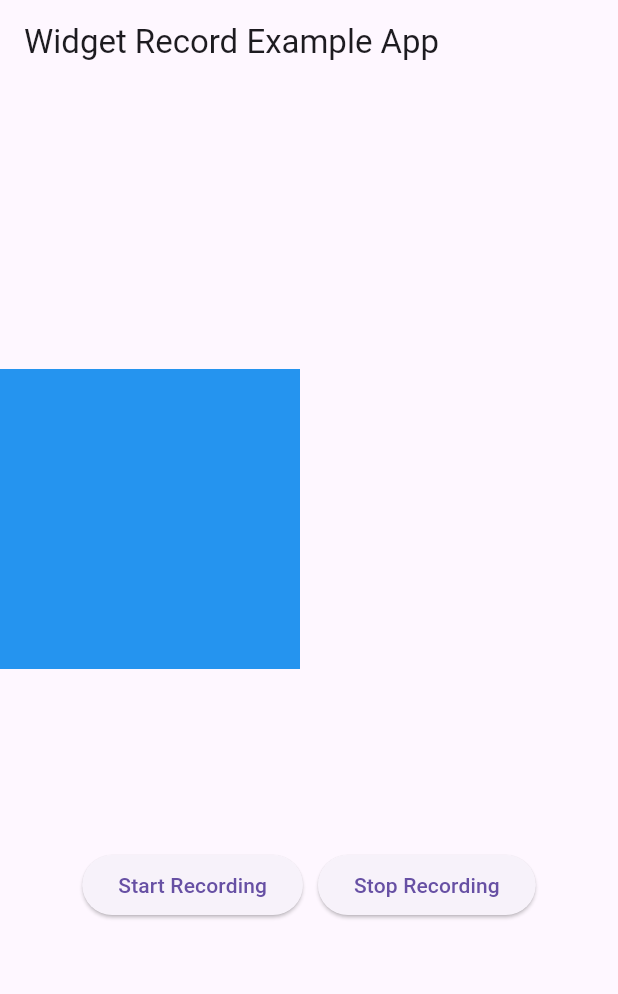
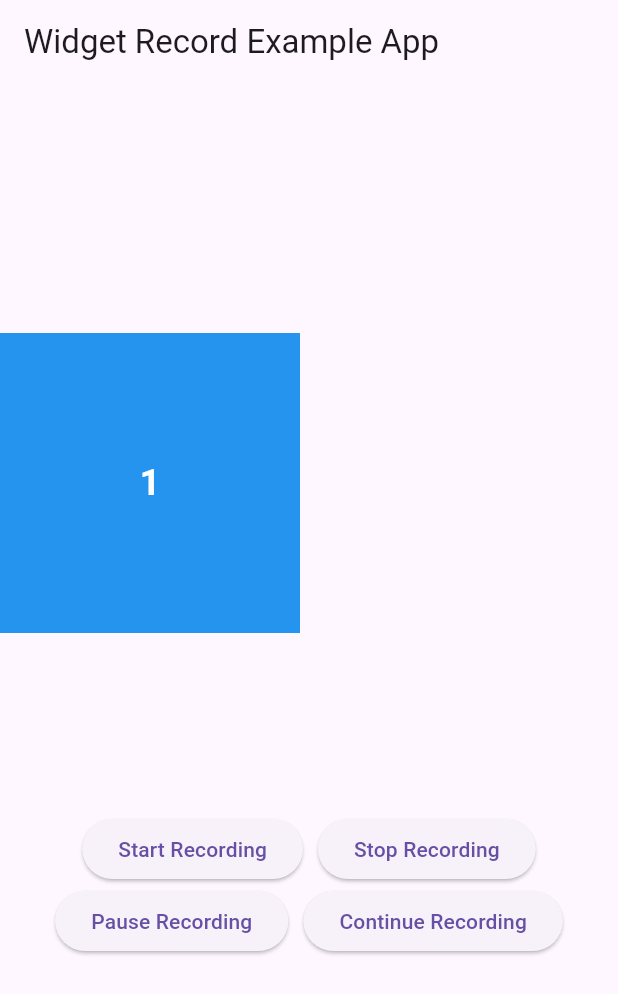
Before and after one commit to muhammadsaddamnur/widget_record_video, a Flutter app: the screen it shows after launch, after a tap on "Start Recording", on a phone screen of 412 x 824 dp. Shown: the top 994 px of the screen. Run offline on Flutter 3.47's test engine with Material 3 defaults, Android fonts, the phone set to English and light mode, and no system bars; our stand-ins replace video_player; missing offline and left inert: ffmpeg_kit_flutter_video, flutter_quick_video_encoder_fork.

Commit message:
refactor, add pause and continue func, add outputPath

```diff
--- a/example/lib/main.dart
+++ b/example/lib/main.dart
@@ -1,6 +1,6 @@
 import 'dart:io';
-
 import 'package:flutter/material.dart';
+import 'package:path_provider/path_provider.dart';
 import 'dart:async';
 import 'package:widget_record_video/widget_record_video.dart';
 import 'package:video_player/video_player.dart';
@@ -20,14 +20,18 @@ class _MyAppState extends State<MyApp> with SingleTickerProviderStateMixin {
   final RecordingController recordingController = RecordingController();
   late AnimationController _animationController;
   late Animation<Color?> _colorAnimation;
-  late Timer _colorChangeTimer;
+  Timer? _colorChangeTimer;
+  Timer? _timer; // Timer for the countdown
   VideoPlayerController? _videoController;
   String? _videoPath;
+  int elapsedTime = 0; // Time counter variable
+
+  String? outputPath;
 
   @override
   void initState() {
     super.initState();
-
+    _getOutPutPath();
     // Start color change timer for the animated container
     _animationController = AnimationController(
       vsync: this,
@@ -44,17 +48,43 @@ class _MyAppState extends State<MyApp> with SingleTickerProviderStateMixin {
 
   @override
   void dispose() {
-    _colorChangeTimer.cancel();
+    _colorChangeTimer?.cancel();
+    _timer?.cancel(); // Cancel the countdown timer
     _videoController?.dispose();
     super.dispose();
   }
 
+  Future<void> _getOutPutPath() async {
+    Directory? appDir = await getDownloadsDirectory();
+
+    outputPath = '${appDir?.path}/result.mp4';
+  }
+
   void _startRecording() {
+    setState(() {
+      elapsedTime = 0; // Reset the time counter
+    });
     recordingController.start?.call();
+
+    // Start the countdown timer
+    _timer = Timer.periodic(const Duration(seconds: 1), (Timer t) {
+      setState(() {
+        elapsedTime++;
+      });
+    });
   }
 
   Future<void> _stopRecording() async {
     recordingController.stop?.call();
+    _timer?.cancel(); // Stop the countdown timer
+  }
+
+  void _pauseRecording() async {
+    recordingController.pauseRecord?.call();
+  }
+
+  void _continueRecording() {
+    recordingController.continueRecord?.call();
   }
 
   Future<void> _onRecordingComplete(String path) async {
@@ -86,6 +116,7 @@ class _MyAppState extends State<MyApp> with SingleTickerProviderStateMixin {
                   child: RecordingWidget(
                     controller: recordingController,
                     onComplete: _onRecordingComplete,
+                    outputPath: "",
                     child: AnimatedBuilder(
                       animation: _colorAnimation,
                       builder: (context, child) {
@@ -93,6 +124,16 @@ class _MyAppState extends State<MyApp> with SingleTickerProviderStateMixin {
                           width: 200,
                           height: 200,
                           color: _colorAnimation.value,
+                          child: Center(
+                            child: Text(
+                              '$elapsedTime', // Display elapsed seconds
+                              style: const TextStyle(
+                                fontSize: 24,
+                                color: Colors.white,
+                                fontWeight: FontWeight.bold,
+                              ),
+                            ),
+                          ),
                         );
                       },
                     ),
@@ -110,6 +151,20 @@ class _MyAppState extends State<MyApp> with SingleTickerProviderStateMixin {
                     ElevatedButton(
                       onPressed: _stopRecording,
                       child: const Text('Stop Recording'),
+                    ),
+                  ],
+                ),
+                Row(
+                  mainAxisAlignment: MainAxisAlignment.center,
+                  children: [
+                    ElevatedButton(
+                      onPressed: _pauseRecording,
+                      child: const Text('Pause Recording'),
+                    ),
+                    const SizedBox(width: 10),
+                    ElevatedButton(
+                      onPressed: _continueRecording,
+                      child: const Text('Continue Recording'),
                     ),
                   ],
                 ),
--- a/example/pubspec.yaml
+++ b/example/pubspec.yaml
@@ -29,6 +29,7 @@ dependencies:
   # Use with the CupertinoIcons class for iOS style icons.
   cupertino_icons: ^1.0.6
   video_player: ^2.9.2
+  path_provider: ^2.1.4
 
 dev_dependencies:
   integration_test:
--- a/lib/recording_widget.dart
+++ b/lib/src/recording_widget.dart
@@ -3,14 +3,12 @@ import 'dart:io';
 import 'dart:typed_data';
 import 'dart:ui' as ui;
 
-import 'package:ffmpeg_kit_flutter_video/ffmpeg_kit.dart';
-import 'package:ffmpeg_kit_flutter_video/ffprobe_kit.dart';
-import 'package:ffmpeg_kit_flutter_video/return_code.dart';
 import 'package:flutter/material.dart';
 import 'package:path_provider/path_provider.dart';
 import 'package:flutter/rendering.dart';
 import 'package:flutter_quick_video_encoder_fork/flutter_quick_video_encoder.dart';
-import 'package:widget_record_video/recording_controller.dart';
+import 'package:widget_record_video/src/recording_controller.dart';
+import 'package:widget_record_video/src/utils.dart';
 
 class RecordingWidget extends StatefulWidget {
   const RecordingWidget({
@@ -19,6 +17,7 @@ class RecordingWidget extends StatefulWidget {
     required this.controller,
     this.limitTime = 120,
     required this.onComplete,
+    this.outputPath,
   });
 
   /// This is the widget you want to record the screen
@@ -34,20 +33,23 @@ class RecordingWidget extends StatefulWidget {
   /// [onComplete] is the next action after creating a video, it returns the video path
   final Function(String) onComplete;
 
+  /// [outputPath] output address of the video, make sure you have write permission to this location otherwise leave it null, it will automatically be saved to app cache
+  final String? outputPath;
+
   @override
   State<RecordingWidget> createState() => _RecordingWidgetState();
 }
 
 class _RecordingWidgetState extends State<RecordingWidget> {
-  double originalDuration = 0.0;
+  static const int fps = 30;
+
   @override
   void initState() {
     super.initState();
-    WidgetsBinding.instance.addPostFrameCallback((_) {
-      {}
-    });
     widget.controller.start = startRecording;
     widget.controller.stop = stopRecording;
+    widget.controller.pauseRecord = pauseRecording;
+    widget.controller.continueRecord = continueRecording;
   }
 
   Directory? tempDir;
@@ -66,17 +68,27 @@ class _RecordingWidgetState extends State<RecordingWidget> {
   Timer? timer;
   int width = 0;
   int height = 0;
-  static const int fps = 30;
+
+  bool isPauseRecord = false;
 
   BuildContext? _context;
+
+  int elapsedTime = 0;
 
   void startRecording() {
     setState(() {
       isRecording = true;
+      elapsedTime = 0;
     });
     startExportVideo();
-    timer = Timer(Duration(seconds: widget.limitTime), () {
+    timer = Timer.periodic(const Duration(seconds: 1), (Timer t) {
+      if (elapsedTime >= widget.limitTime) {
         stopRecording();
+      } else if (!isPauseRecord) {
+        setState(() {
+          elapsedTime++;
+        });
+      }
     });
   }
 
@@ -87,12 +99,20 @@ class _RecordingWidgetState extends State<RecordingWidget> {
     });
   }
 
+  void pauseRecording() {
+    isPauseRecord = true;
+  }
+
+  void continueRecording() {
+    isPauseRecord = false;
+  }
+
   Future<void> startExportVideo() async {
+    Directory? appDir = await getApplicationCacheDirectory();
+
     try {
       int startTime = DateTime.now().millisecondsSinceEpoch;
       await getImageSize();
-
-      Directory? appDir = await getDownloadsDirectory();
 
       await FlutterQuickVideoEncoder.setup(
         width: (width ~/ 2) * 2,
@@ -103,17 +123,17 @@ class _RecordingWidgetState extends State<RecordingWidget> {
         audioBitrate: 0,
         audioChannels: 0,
         sampleRate: 0,
-        filepath: '${appDir!.path}/exportVideoOnly.mp4',
+        filepath: '${appDir.path}/exportVideoOnly.mp4',
       );
 
       Completer<void> readyForMore = Completer<void>();
       readyForMore.complete();
 
-      int totalFrames = widget.limitTime * 1000 * 2;
-      for (int i = 0; i < totalFrames; i++) {
+      while (isRecording) {
         Uint8List? videoFrame;
         Uint8List? audioFrame;
-        debugPrint("video time: ${(i / 30).round()}");
+
+        if (!isPauseRecord) {
           videoFrame = await captureWidgetAsRGBA();
 
           await readyForMore.future;
@@ -126,8 +146,8 @@ class _RecordingWidgetState extends State<RecordingWidget> {
           } catch (e) {
             debugPrint(e.toString());
           }
-        if (isRecording == false) {
-          break;
+        } else {
+          await Future.delayed(const Duration(milliseconds: 20));
         }
       }
 
@@ -137,8 +157,12 @@ class _RecordingWidgetState extends State<RecordingWidget> {
       int endTime = DateTime.now().millisecondsSinceEpoch;
       int videoTime = ((endTime - startTime) / 1000).round() - 1;
       debugPrint("video time: $videoTime");
-      var resultPath =
-          await _adjustVideoSpeed(FlutterQuickVideoEncoder.filepath, videoTime);
+
+      var resultPath = await Ultis.adjustVideoSpeed(
+        FlutterQuickVideoEncoder.filepath,
+        videoTime,
+        widget.outputPath,
+      );
       widget.onComplete(resultPath);
 
       FlutterQuickVideoEncoder.dispose();
@@ -175,45 +199,6 @@ class _RecordingWidgetState extends State<RecordingWidget> {
     }
   }
 
-  Future<void> _getVideoDuration(String filepath) async {
-    final data = await FFprobeKit.getMediaInformation(filepath);
-    final media = data.getMediaInformation();
-    final secondsStr = media?.getDuration();
-    originalDuration = double.parse(secondsStr ?? "0");
-  }
-
-  Future<double> _calculateSpeedRatio(
-      String filepath, int targetDuration) async {
-    await _getVideoDuration(filepath);
-    if (originalDuration == 0.0) {
-      return 1.0;
-    }
-    return targetDuration/ originalDuration ;
-  }
-
-  // Điều chỉnh tốc độ video
-  Future<String> _adjustVideoSpeed(String filepath, int targetDuration) async {
-    final speedRatio = await _calculateSpeedRatio(filepath, targetDuration);
-    Directory? appDir = await getDownloadsDirectory();
-
-    // Sử dụng FFmpeg để thay đổi tốc độ video
-    String outputPath = '${appDir!.path}/result.mp4';
-
-    final command =
-        '-y -i $filepath -filter:v "setpts=$speedRatio*PTS" $outputPath';
-
-    final result = await FFmpegKit.execute(command);
-    final returnCode = await result.getReturnCode();
-
-    // var message = await result.getAllLogs();
-
-    if (ReturnCode.isSuccess(returnCode)) {
-      return outputPath;
-    } else {
-      return "";
-    }
-  }
-
   void showSnackBar(String message) {
     debugPrint(message);
     final snackBar = SnackBar(content: Text(message));
--- a/lib/widget_record_video.dart
+++ b/lib/widget_record_video.dart
@@ -1,6 +1,4 @@
-
-
 library widget_record_video;
 
-export 'recording_controller.dart';
-export 'recording_widget.dart';
+export 'src/recording_controller.dart';
+export 'src/recording_widget.dart';
--- a/pubspec.yaml
+++ b/pubspec.yaml
@@ -1,6 +1,6 @@
 name: widget_record_video
 description: "A Plugin to record video widget in android and ios"
-version: 0.0.1
+version: 0.0.2
 homepage: https://github.com/kullhy/widget_record_video
 
 environment:
```
Also changed, not shown: lib/src/recording_controller.dart (renamed from lib/recording_controller.dart, +7 -0 lines), lib/src/utils.dart (added, +48 -0 lines), lib/widget_record_video_method_channel.dart (deleted, +0 -17 lines), lib/widget_record_video_platform_interface.dart (deleted, +0 -29 lines), example/pubspec.lock, 3 other files. Lines whose indentation alone changed are shown as unchanged.
